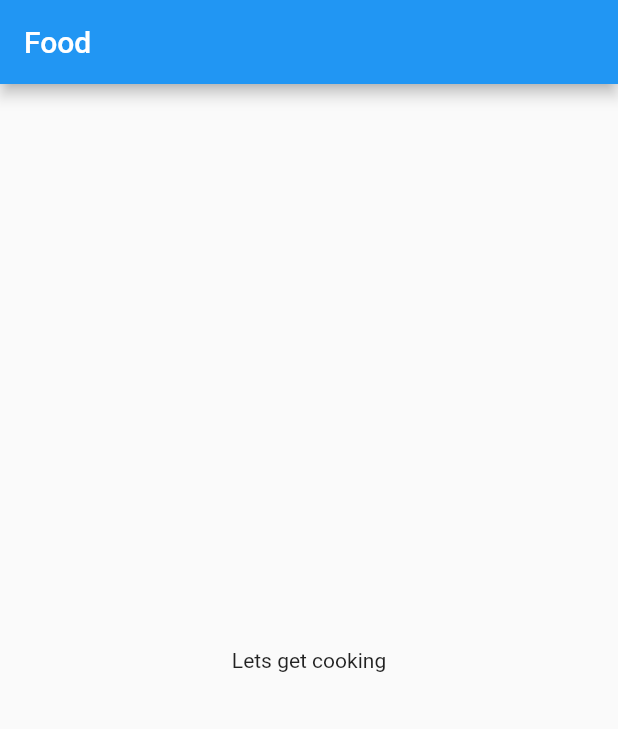
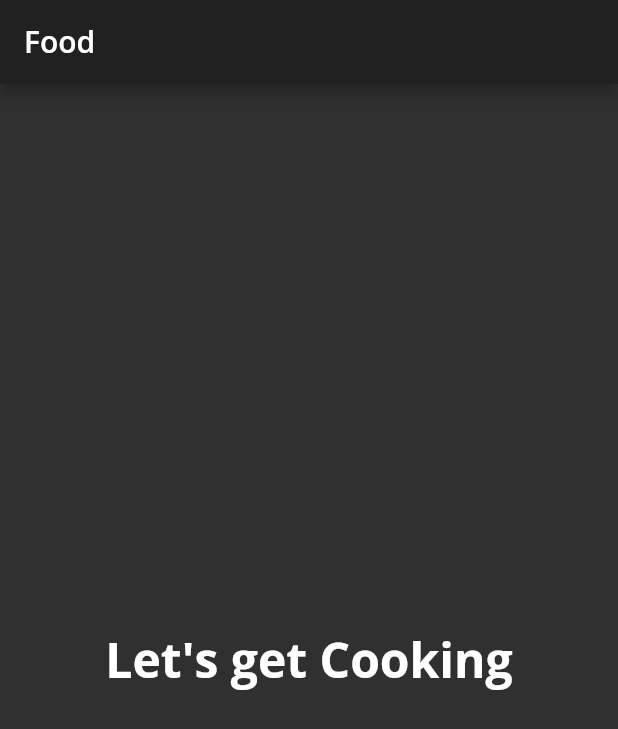
Before and after one commit to Roeman1505/food, a Flutter app: the screen it shows after launch, on a phone screen of 412 x 824 dp. Shown: the top 729 px of the screen. Run offline on Flutter 3.47's test engine with Material 2 defaults, Android fonts, the phone set to English and light mode, and no system bars; our stand-ins replace google_fonts.

Commit message:
Begining of creation of Home page and configure to the main page

```diff
--- /dev/null
+++ b/lib/home.dart
@@ -0,0 +1,35 @@
+import 'package:flutter/material.dart';
+
+class Home extends StatefulWidget {
+  const Home({Key? key}) : super(key: key);
+
+  @override
+  State<Home> createState() => _HomeState();
+}
+
+class _HomeState extends State<Home> {
+  // ignore: todo
+  //TODO: Add State Variables and Function
+  @override
+  Widget build(BuildContext context) {
+    return Scaffold(
+        appBar: AppBar(
+            title: Text(
+      'Food',
+      style: Theme.of(context).textTheme.headline6,
+    )),
+    // ignore: todo
+    //TODO:Show Selected Tab
+    body:Center(
+      child:Text(
+        'Let\'s get Cooking',
+        style:Theme.of(context).textTheme.headline1
+
+      ) ,
+      ),
+      // ignore: todo
+      //TODO: Add Bottom Navigation bar
+
+    );
+  }
+}
--- a/lib/main.dart
+++ b/lib/main.dart
@@ -1,5 +1,6 @@
 import 'package:flutter/material.dart';
-
+import 'food_theme.dart';
+import 'home.dart';
 
 void main() {
   runApp(const Food());
@@ -12,16 +13,16 @@ class Food extends StatelessWidget {
   Widget build(BuildContext context) {
     // ignore: todo
     //TODO: Create theme
+    final theme = FoodTheme.dark();
     // ignore: todo
     // TODO:Apply Home Widget
+
     return MaterialApp(
         // ignore: todo
         //TODO : Add theme
+        theme: theme,
         title: 'Food',
-        home: Scaffold(
-            // ignore: todo
-            //TODO: Style the title
-            appBar: AppBar(title: const Text('Food')),
-            body: const Center(child: Text('Lets get cooking'))));
+        home:const Home(),
+        );
   }
 }
```
